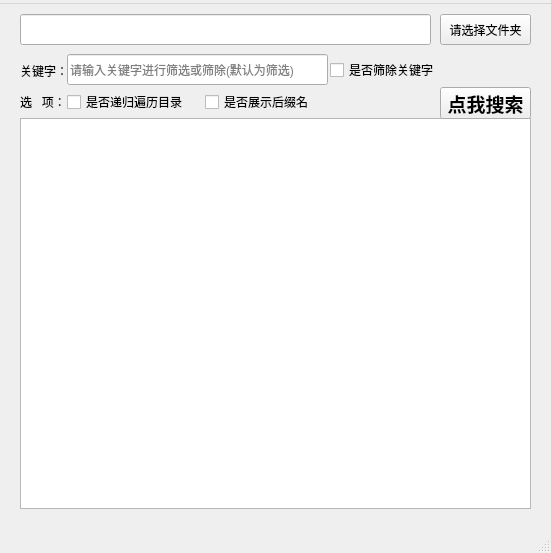
This is mainwindow.ui in intfish123/file-display as Qt 5 draws it before an edit. The edited form follows.
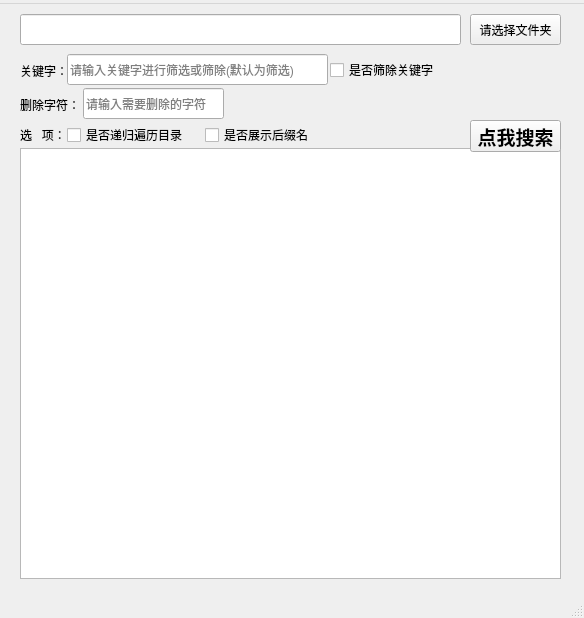
This is the edited form.

```diff
--- a/mainwindow.ui
+++ b/mainwindow.ui
@@ -6,20 +6,20 @@
    <rect>
     <x>0</x>
     <y>0</y>
-    <width>551</width>
-    <height>553</height>
+    <width>584</width>
+    <height>618</height>
    </rect>
   </property>
   <property name="minimumSize">
    <size>
-    <width>551</width>
-    <height>553</height>
+    <width>584</width>
+    <height>618</height>
    </size>
   </property>
   <property name="maximumSize">
    <size>
-    <width>551</width>
-    <height>553</height>
+    <width>584</width>
+    <height>618</height>
    </size>
   </property>
   <property name="baseSize">
@@ -37,7 +37,7 @@
      <rect>
       <x>20</x>
       <y>10</y>
-      <width>411</width>
+      <width>441</width>
       <height>31</height>
      </rect>
     </property>
@@ -48,7 +48,7 @@
    <widget class="QPushButton" name="chooseBtn">
     <property name="geometry">
      <rect>
-      <x>440</x>
+      <x>470</x>
       <y>10</y>
       <width>91</width>
       <height>31</height>
@@ -62,9 +62,9 @@
     <property name="geometry">
      <rect>
       <x>20</x>
-      <y>114</y>
-      <width>511</width>
-      <height>391</height>
+      <y>144</y>
+      <width>541</width>
+      <height>431</height>
      </rect>
     </property>
    </widget>
@@ -72,7 +72,7 @@
     <property name="geometry">
      <rect>
       <x>205</x>
-      <y>88</y>
+      <y>121</y>
       <width>121</width>
       <height>20</height>
      </rect>
@@ -114,7 +114,7 @@
     <property name="geometry">
      <rect>
       <x>67</x>
-      <y>88</y>
+      <y>121</y>
       <width>131</width>
       <height>20</height>
      </rect>
@@ -140,7 +140,7 @@
     <property name="geometry">
      <rect>
       <x>20</x>
-      <y>90</y>
+      <y>123</y>
       <width>58</width>
       <height>16</height>
      </rect>
@@ -152,8 +152,8 @@
    <widget class="QPushButton" name="searchBtn">
     <property name="geometry">
      <rect>
-      <x>440</x>
-      <y>83</y>
+      <x>470</x>
+      <y>116</y>
       <width>91</width>
       <height>32</height>
      </rect>
@@ -168,13 +168,42 @@
      <string>点我搜索</string>
     </property>
    </widget>
+   <widget class="QLabel" name="label_3">
+    <property name="geometry">
+     <rect>
+      <x>20</x>
+      <y>90</y>
+      <width>71</width>
+      <height>21</height>
+     </rect>
+    </property>
+    <property name="text">
+     <string>删除字符：</string>
+    </property>
+   </widget>
+   <widget class="QLineEdit" name="needDelContent">
+    <property name="geometry">
+     <rect>
+      <x>83</x>
+      <y>84</y>
+      <width>141</width>
+      <height>31</height>
+     </rect>
+    </property>
+    <property name="text">
+     <string/>
+    </property>
+    <property name="placeholderText">
+     <string>请输入需要删除的字符</string>
+    </property>
+   </widget>
   </widget>
   <widget class="QMenuBar" name="menubar">
    <property name="geometry">
     <rect>
      <x>0</x>
      <y>0</y>
-     <width>551</width>
+     <width>584</width>
      <height>24</height>
     </rect>
    </property>
```
Left out of the diff: 4 changed lines with no effect on the pictures.
